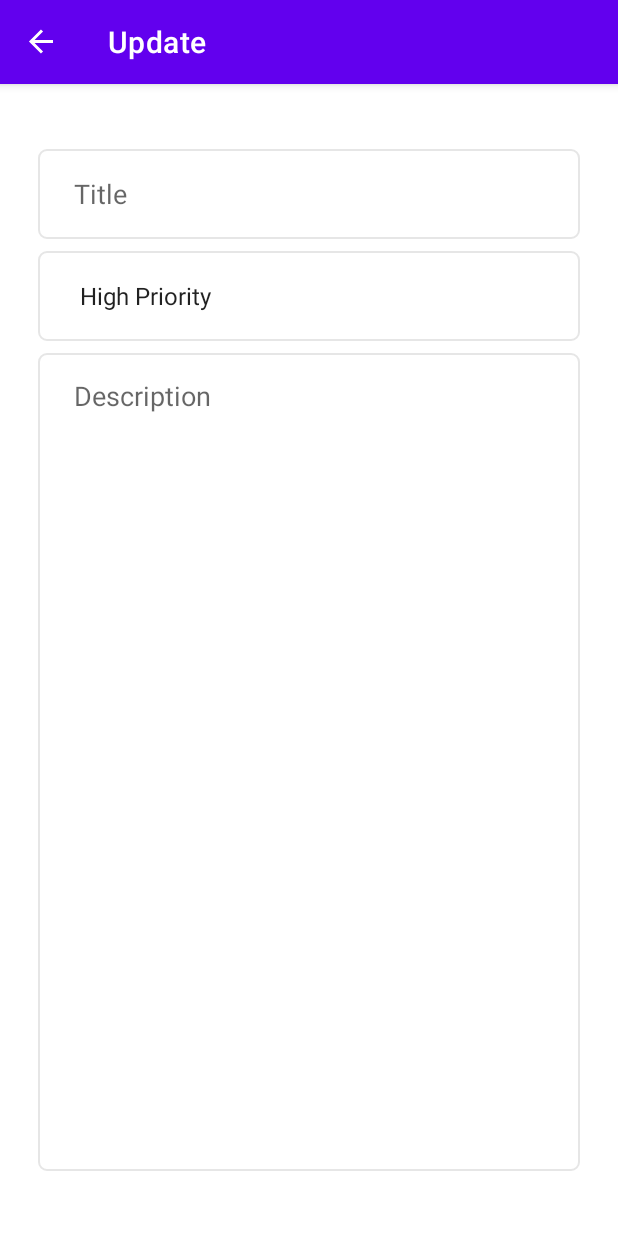
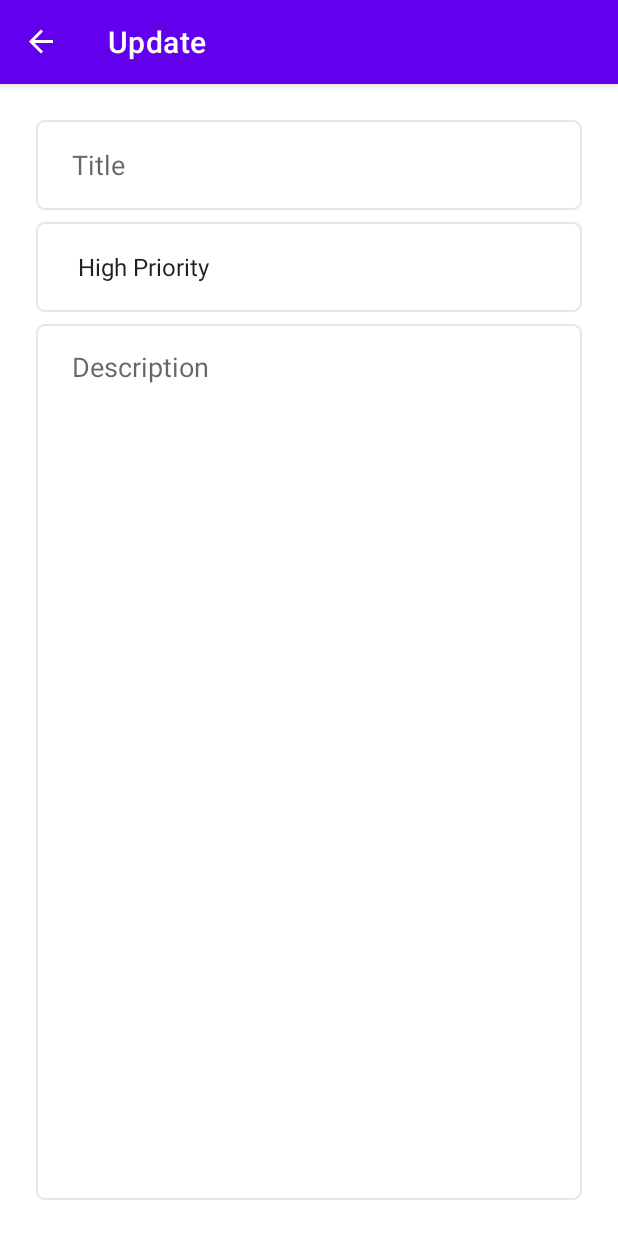
Before and after one commit to JacobReola42/To-Do-App-in-Kotlin, an Android app: the UpdateFragment screen opened through its navigation route, on a phone screen of 412 x 824 dp. Run offline under Robolectric (Android 15) with nearby library versions, the phone set to English and light mode, and no system bars; our stand-ins replace navigation-ui; 4 statements that could not run were skipped.

Commit message:
corrected padding parent border leak

```diff
--- a/app/src/main/res/layout/activity_main.xml
+++ b/app/src/main/res/layout/activity_main.xml
@@ -9,8 +9,8 @@
     <androidx.fragment.app.FragmentContainerView
         android:id="@+id/navHostFragment"
         android:name="androidx.navigation.fragment.NavHostFragment"
-        android:layout_width="409dp"
-        android:layout_height="729dp"
+        android:layout_width="0dp"
+        android:layout_height="0dp"
         app:defaultNavHost="true"
         app:layout_constraintBottom_toBottomOf="parent"
         app:layout_constraintEnd_toEndOf="parent"
--- a/app/src/main/res/layout/fragment_list.xml
+++ b/app/src/main/res/layout/fragment_list.xml
@@ -22,8 +22,8 @@
         android:id="@+id/floatingActionButton"
         android:layout_width="wrap_content"
         android:layout_height="wrap_content"
-        android:layout_gravity="bottom|end"
-        android:layout_margin="36dp"
+        android:layout_marginEnd="24dp"
+        android:layout_marginBottom="24dp"
         android:clickable="true"
         android:focusable="true"
         android:src="@drawable/ic_add"
--- a/app/src/main/res/layout/fragment_update.xml
+++ b/app/src/main/res/layout/fragment_update.xml
@@ -1,11 +1,11 @@
 <?xml version="1.0" encoding="utf-8"?>
 <androidx.constraintlayout.widget.ConstraintLayout
     xmlns:android="http://schemas.android.com/apk/res/android"
+    xmlns:app="http://schemas.android.com/apk/res-auto"
     xmlns:tools="http://schemas.android.com/tools"
     android:layout_width="match_parent"
     android:layout_height="match_parent"
     android:padding="24dp"
-    xmlns:app="http://schemas.android.com/apk/res-auto"
     tools:context=".fragments.update.UpdateFragment">
 
     <EditText
@@ -19,8 +19,10 @@
         android:paddingEnd="24dp"
         android:background="@drawable/custom_input"
         app:layout_constraintEnd_toEndOf="parent"
+        app:layout_constraintHorizontal_bias="0.5"
         app:layout_constraintStart_toStartOf="parent"
         app:layout_constraintTop_toTopOf="parent" />
+
 
     <Spinner
         android:id="@+id/current_priorities_spinner"
@@ -42,12 +44,12 @@
         android:layout_height="0dp"
         android:layout_marginTop="8dp"
         android:ems="10"
+        android:gravity="top|start"
         android:background="@drawable/custom_input"
         android:hint="@string/description"
         android:paddingStart="24dp"
+        android:paddingTop="16dp"
         android:paddingEnd="24dp"
-        android:paddingTop="16dp"
-        android:gravity="top|start"
         android:inputType="textMultiLine"
         app:layout_constraintBottom_toBottomOf="parent"
         app:layout_constraintEnd_toEndOf="parent"
--- a/app/src/main/res/navigation/my_nav.xml
+++ b/app/src/main/res/navigation/my_nav.xml
@@ -1,10 +1,11 @@
 <?xml version="1.0" encoding="utf-8"?>
-<navigation xmlns:android="http://schemas.android.com/apk/res/android"
+<navigation
+    xmlns:android="http://schemas.android.com/apk/res/android"
     xmlns:app="http://schemas.android.com/apk/res-auto"
     xmlns:tools="http://schemas.android.com/tools"
     android:id="@+id/my_nav"
     app:startDestination="@id/listFragment">
-
+-
     <fragment
         android:id="@+id/listFragment"
         android:name="com.example.to_doappinkotlin.fragments.list.ListFragment"
```
Also changed, not shown: app/src/main/res/layout/fragment_add.xml (+7 -5 lines).
